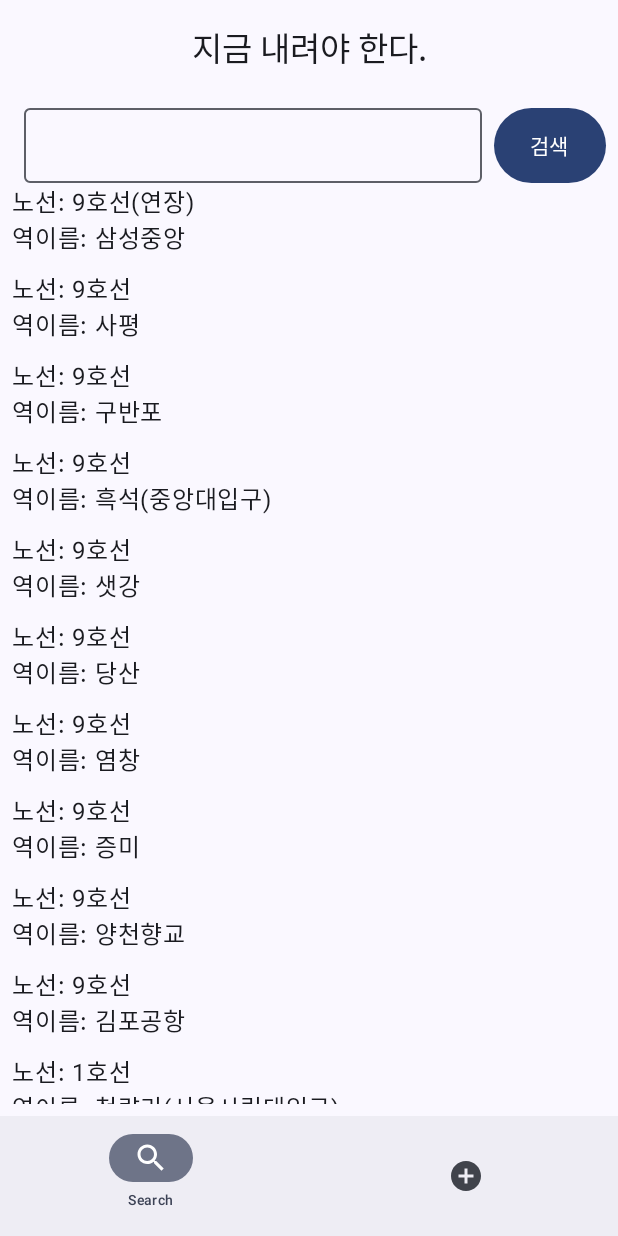
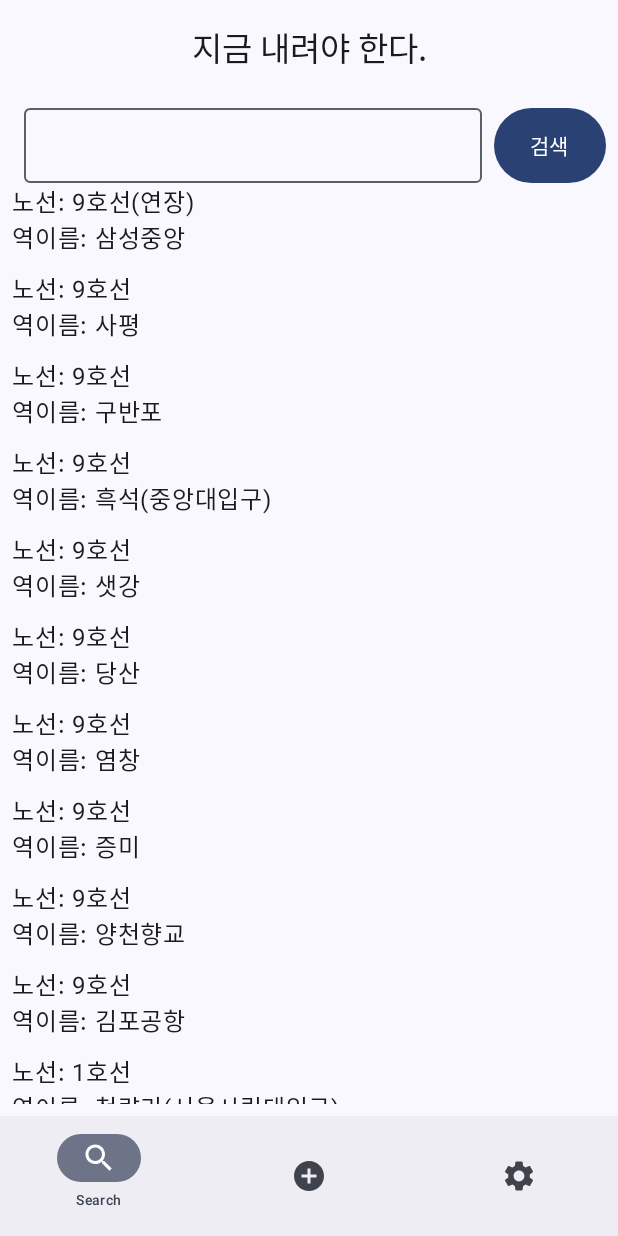
Before and after one commit to spicypunch/MetroStationAlert, an Android app built with Jetpack Compose: the screen it shows after launch (MainActivity), on a phone screen of 412 x 824 dp. Run offline under Robolectric (Android 15) with nearby library versions, the light colour scheme and no system bars; our stand-ins replace Dagger/Hilt's generated code, Room's generated code; libraries missing offline, so code that uses them is left out: com.gun0912.tedpermission; 1 statement that could not run was skipped.

Commit message:
Fix: 알림이 계속 반복적으로 오는 이슈 해결, SettingsScreen 추가

```diff
--- a/app/build.gradle.kts
+++ b/app/build.gradle.kts
@@ -62,7 +62,8 @@
     implementation("androidx.compose.ui:ui")
     implementation("androidx.compose.ui:ui-graphics")
     implementation("androidx.compose.ui:ui-tooling-preview")
-    implementation("androidx.compose.material3:material3")
+//    implementation("androidx.compose.material3:material3")
+    implementation("androidx.compose.material3:material3-android:1.2.0-rc01")
     testImplementation("junit:junit:4.13.2")
     androidTestImplementation("androidx.test.ext:junit:1.1.5")
     androidTestImplementation("androidx.test.espresso:espresso-core:3.5.1")
--- a/app/src/main/AndroidManifest.xml
+++ b/app/src/main/AndroidManifest.xml
@@ -30,10 +30,11 @@
             </intent-filter>
         </activity>
         <service
-            android:name=".Service"
+            android:name=".LocationService"
             android:enabled="true"
             android:exported="false"
             android:foregroundServiceType="location" />
+        <receiver android:name=".ConfirmReceiver" />
     </application>
 
 </manifest>
--- a/app/src/main/java/com/example/metrostationalert/MainActivity.kt
+++ b/app/src/main/java/com/example/metrostationalert/MainActivity.kt
@@ -30,6 +30,7 @@
 import com.example.metrostationalert.data.BottomNavItem
 import com.example.metrostationalert.screen.BookMarkScreen
 import com.example.metrostationalert.screen.SearchScreen
+import com.example.metrostationalert.screen.SettingsScreen
 import com.example.metrostationalert.ui.theme.MetroStationAlertTheme
 import com.gun0912.tedpermission.PermissionListener
 import com.gun0912.tedpermission.normal.TedPermission
@@ -56,11 +57,11 @@
     val navController = rememberNavController()
     val bottomNavItems = listOf(
         BottomNavItem.Search,
-        BottomNavItem.Bookmark
+        BottomNavItem.Bookmark,
+        BottomNavItem.Settings
     )
 
     Scaffold(
-        topBar = { CenterAlignedTopAppBar(title = { Text(text = "지금 내려야 한다.") }) },
         bottomBar = {
             NavigationBar {
                 val navBackStackEntry by navController.currentBackStackEntryAsState()
@@ -103,6 +104,9 @@
                 composable(route = BottomNavItem.Bookmark.route) {
                     BookMarkScreen()
                 }
+                composable(route = BottomNavItem.Settings.route) {
+                    SettingsScreen()
+                }
             }
         }
     }
@@ -113,7 +117,7 @@
     TedPermission.create()
         .setPermissionListener(object : PermissionListener {
             override fun onPermissionGranted() {
-                val intent = Intent(context, Service::class.java)
+                val intent = Intent(context, LocationService::class.java)
                 if (Build.VERSION.SDK_INT >= Build.VERSION_CODES.O) {
                     context.startForegroundService(intent)
                 } else {
--- a/app/src/main/java/com/example/metrostationalert/data/BottomNavItem.kt
+++ b/app/src/main/java/com/example/metrostationalert/data/BottomNavItem.kt
@@ -8,6 +8,6 @@
     val icon: Int,
 ) {
     object Search : BottomNavItem(route = "search", title = "Search", icon = R.drawable.search)
-    object Bookmark :
-        BottomNavItem(route = "bookmark", title = "Bookmark", icon = R.drawable.add_circle)
+    object Bookmark : BottomNavItem(route = "bookmark", title = "Bookmark", icon = R.drawable.add_circle)
+    object Settings : BottomNavItem(route = "settings", title = "Settings", icon = R.drawable.settings)
 }
--- a/app/src/main/java/com/example/metrostationalert/datastore/DataStore.kt
+++ b/app/src/main/java/com/example/metrostationalert/datastore/DataStore.kt
@@ -1,6 +1,7 @@
 package com.example.metrostationalert.datastore
 
 import android.content.Context
+import androidx.datastore.preferences.core.booleanPreferencesKey
 import androidx.datastore.preferences.core.doublePreferencesKey
 import androidx.datastore.preferences.core.edit
 import androidx.datastore.preferences.core.emptyPreferences
@@ -17,6 +18,7 @@
         private val stationNameKey = stringPreferencesKey("stationName")
         private val latitudeKey = doublePreferencesKey("latitude")
         private val longitudeeKey = doublePreferencesKey("longitude")
+        private val locationUpdateStartedKey = booleanPreferencesKey("locationUpdateStarted")
     }
 
     val getStationName: Flow<String> = context.dataStore.data
@@ -55,6 +57,19 @@
             preference[longitudeeKey] ?: 0.0
         }
 
+    val getLocationUpdateStarted: Flow<Boolean> = context.dataStore.data
+        .catch {exception ->
+            if (exception is IOException) {
+                emit(emptyPreferences())
+            } else {
+                throw exception
+            }
+        }
+        .map {preference ->
+            preference[locationUpdateStartedKey] ?: false
+
+        }
+
     suspend fun saveStationName(stationName: String) {
         context.dataStore.edit { preference ->
             preference[stationNameKey] = stationName
@@ -72,4 +87,10 @@
             preference[longitudeeKey] = longitude
         }
     }
+
+    suspend fun saveLocationUpdateStarted(locationUpdateStarted: Boolean) {
+        context.dataStore.edit { preference ->
+            preference[locationUpdateStartedKey] = locationUpdateStarted
+        }
+    }
 }
--- a/app/src/main/java/com/example/metrostationalert/screen/SearchScreen.kt
+++ b/app/src/main/java/com/example/metrostationalert/screen/SearchScreen.kt
@@ -14,10 +14,12 @@
 import androidx.compose.foundation.text.KeyboardActions
 import androidx.compose.foundation.text.KeyboardOptions
 import androidx.compose.material3.Button
+import androidx.compose.material3.CenterAlignedTopAppBar
 import androidx.compose.material3.CircularProgressIndicator
 import androidx.compose.material3.Divider
 import androidx.compose.material3.ExperimentalMaterial3Api
 import androidx.compose.material3.OutlinedTextField
+import androidx.compose.material3.Scaffold
 import androidx.compose.material3.Text
 import androidx.compose.runtime.Composable
 import androidx.compose.runtime.LaunchedEffect
@@ -65,9 +67,12 @@
         mutableStateOf("")
     }
 
+    Scaffold(
+        topBar = { CenterAlignedTopAppBar(title = { Text(text = "지금 내려야 한다.") }) },
+    ) {
         Column(
             modifier = Modifier
-            .padding(8.dp)
+                .padding(8.dp).padding(it)
         ) {
             if (viewModel.isLoading.value) {
                 Box(modifier = Modifier.fillMaxSize(), contentAlignment = Alignment.Center) {
@@ -123,6 +128,7 @@
             }
         }
     }
+}
 
 @Composable
 fun AllStationsLazyList(
--- /dev/null
+++ b/app/src/main/res/drawable/check.xml
@@ -0,0 +1,5 @@
+<vector android:height="24dp" android:tint="#000000"
+    android:viewportHeight="24" android:viewportWidth="24"
+    android:width="24dp" xmlns:android="http://schemas.android.com/apk/res/android">
+    <path android:fillColor="@android:color/white" android:pathData="M9,16.17L4.83,12l-1.42,1.41L9,19 21,7l-1.41,-1.41z"/>
+</vector>
--- /dev/null
+++ b/app/src/main/res/drawable/settings.xml
@@ -0,0 +1,5 @@
+<vector android:height="24dp" android:tint="#000000"
+    android:viewportHeight="24" android:viewportWidth="24"
+    android:width="24dp" xmlns:android="http://schemas.android.com/apk/res/android">
+    <path android:fillColor="@android:color/white" android:pathData="M19.14,12.94c0.04,-0.3 0.06,-0.61 0.06,-0.94c0,-0.32 -0.02,-0.64 -0.07,-0.94l2.03,-1.58c0.18,-0.14 0.23,-0.41 0.12,-0.61l-1.92,-3.32c-0.12,-0.22 -0.37,-0.29 -0.59,-0.22l-2.39,0.96c-0.5,-0.38 -1.03,-0.7 -1.62,-0.94L14.4,2.81c-0.04,-0.24 -0.24,-0.41 -0.48,-0.41h-3.84c-0.24,0 -0.43,0.17 -0.47,0.41L9.25,5.35C8.66,5.59 8.12,5.92 7.63,6.29L5.24,5.33c-0.22,-0.08 -0.47,0 -0.59,0.22L2.74,8.87C2.62,9.08 2.66,9.34 2.86,9.48l2.03,1.58C4.84,11.36 4.8,11.69 4.8,12s0.02,0.64 0.07,0.94l-2.03,1.58c-0.18,0.14 -0.23,0.41 -0.12,0.61l1.92,3.32c0.12,0.22 0.37,0.29 0.59,0.22l2.39,-0.96c0.5,0.38 1.03,0.7 1.62,0.94l0.36,2.54c0.05,0.24 0.24,0.41 0.48,0.41h3.84c0.24,0 0.44,-0.17 0.47,-0.41l0.36,-2.54c0.59,-0.24 1.13,-0.56 1.62,-0.94l2.39,0.96c0.22,0.08 0.47,0 0.59,-0.22l1.92,-3.32c0.12,-0.22 0.07,-0.47 -0.12,-0.61L19.14,12.94zM12,15.6c-1.98,0 -3.6,-1.62 -3.6,-3.6s1.62,-3.6 3.6,-3.6s3.6,1.62 3.6,3.6S13.98,15.6 12,15.6z"/>
+</vector>
```
Also changed, not shown: app/src/main/java/com/example/metrostationalert/LocationService.kt (renamed from app/src/main/java/com/example/metrostationalert/Service.kt, +18 -6 lines), app/src/main/java/com/example/metrostationalert/screen/BookMarkScreen.kt (+9 -0 lines), app/src/main/java/com/example/metrostationalert/screen/SettingsScreen.kt (added, +52 -0 lines). Lines whose indentation alone changed are shown as unchanged.
